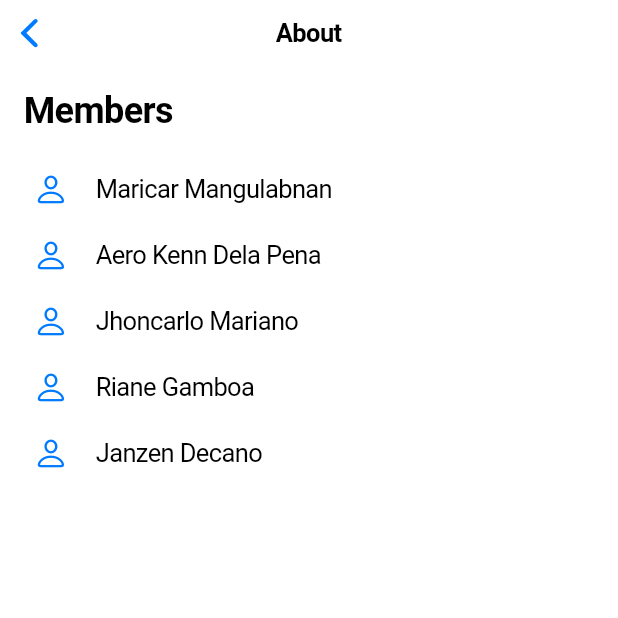
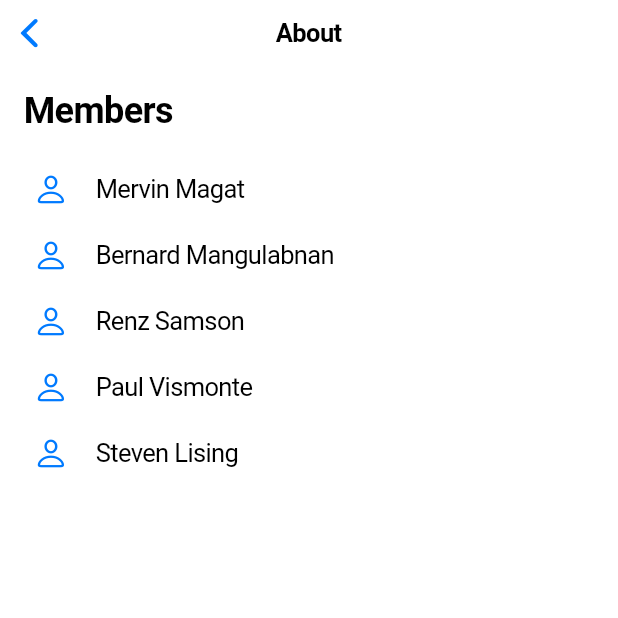
Before and after one commit to Mangulabnan-Bernard/testing, a Flutter app: the AboutPage screen opened directly, on a phone screen of 412 x 824 dp, the top half of it. Run offline on Flutter 3.47's test engine with Material 3 defaults, Android fonts, the phone set to English and light mode, and no system bars; network calls fail.

Commit message:
update settings

```diff
--- a/lib/settings_list/abouts.dart
+++ b/lib/settings_list/abouts.dart
@@ -20,23 +20,23 @@ class AboutPage extends StatelessWidget {
                 children: const [
                   CupertinoListTile(
                     leading: Icon(CupertinoIcons.person),
-                    title: Text('Maricar Mangulabnan'),
+                    title: Text('Mervin Magat'),
                   ),
                   CupertinoListTile(
                     leading: Icon(CupertinoIcons.person),
-                    title: Text('Aero Kenn Dela Pena'),
+                    title: Text('Bernard Mangulabnan'),
                   ),
                   CupertinoListTile(
                     leading: Icon(CupertinoIcons.person),
-                    title: Text('Jhoncarlo Mariano'),
+                    title: Text('Renz Samson'),
                   ),
                   CupertinoListTile(
                     leading: Icon(CupertinoIcons.person),
-                    title: Text('Riane Gamboa'),
+                    title: Text('Paul Vismonte'),
                   ),
                   CupertinoListTile(
                     leading: Icon(CupertinoIcons.person),
-                    title: Text('Janzen Decano'),
+                    title: Text('Steven Lising'),
                   ),
                 ],
               ),
--- a/lib/settings_page.dart
+++ b/lib/settings_page.dart
@@ -1,7 +1,7 @@
 import 'package:flutter/cupertino.dart';
 import 'dart:convert';
 import 'package:http/http.dart' as http;
-import 'package:weather/settings_list/abouts.dart';
+import 'package:weatherapps/settings_list/abouts.dart';
 
 class SettingsPage extends StatefulWidget {
   final String initialLocation;
--- a/lib/weather_page.dart
+++ b/lib/weather_page.dart
@@ -23,7 +23,7 @@ class _WeatherPageState extends State<WeatherPage> {
   Future<void> getWeatherData() async {
     try {
       final unit = isMetric ? 'metric' : 'imperial';
-      final link = "https://api.openweathermap.org/data/2.5/weather?q=$location&units=$unit&appid=b565a0e5c08b8b96b4a12f1b993b26bd";
+      final link = "https://api.openweathermap.org/data/2.5/weather?q=$location&units=$unit&appid=8a5d356fbd1d1e14b2fc12eebc4946a1";
       final response = await http.get(Uri.parse(link));
       weatherData = jsonDecode(response.body);
 
```
Also changed, not shown: lib/settings_list/light_mode.dart (added, +15 -0 lines), lib/settings_list/location.dart (added, +19 -0 lines), lib/settings_list/metric_system.dart (added, +39 -0 lines), 1 other file.
